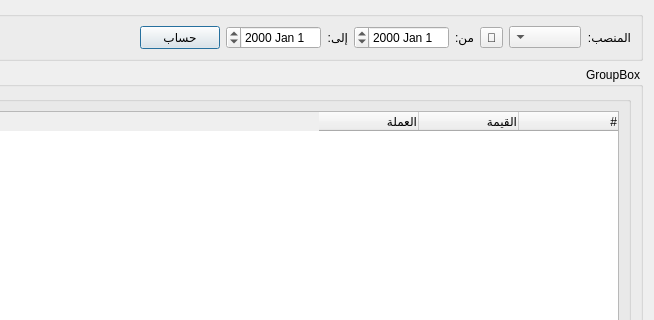
Before: the Qt Designer form Ui_Position_Report.ui in rabee361/E-commerce2, drawn with Qt 5; both pictures show x 328 to 982 and y 0 to 320 of the 982 by 618 pixel window.
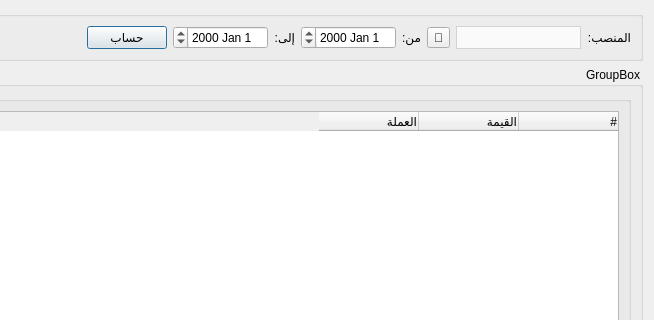
After: the same form once the commit is applied. Icons and pictures are not drawn.

```diff
--- a/Ui_Position_Report.ui
+++ b/Ui_Position_Report.ui
@@ -91,7 +91,25 @@
        </spacer>
       </item>
       <item row="0" column="1">
-       <widget class="QComboBox" name="position_combobox"/>
+       <widget class="QComboBox" name="position_combobox">
+        <property name="minimumSize">
+         <size>
+          <width>125</width>
+          <height>0</height>
+         </size>
+        </property>
+        <property name="styleSheet">
+         <string notr="true">QComboBox {
+        background-color: #fafafa;
+        border: 1px solid lightgrey;		
+		height: 22px;
+		color: black;
+    }
+    QComboBox::drop-down {
+        border: none;
+    }</string>
+        </property>
+       </widget>
       </item>
       <item row="0" column="7">
        <widget class="QPushButton" name="calculate_btn">
@@ -104,7 +122,7 @@
        <widget class="QLabel" name="label">
         <property name="maximumSize">
          <size>
-          <width>50</width>
+          <width>16777215</width>
           <height>16777215</height>
          </size>
         </property>
```
Left out of the diff: 16 changed lines with no effect on the pictures.
